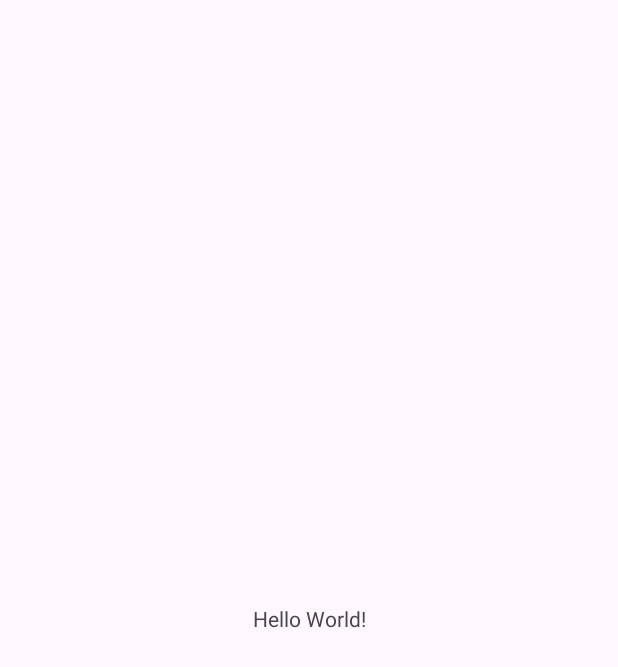
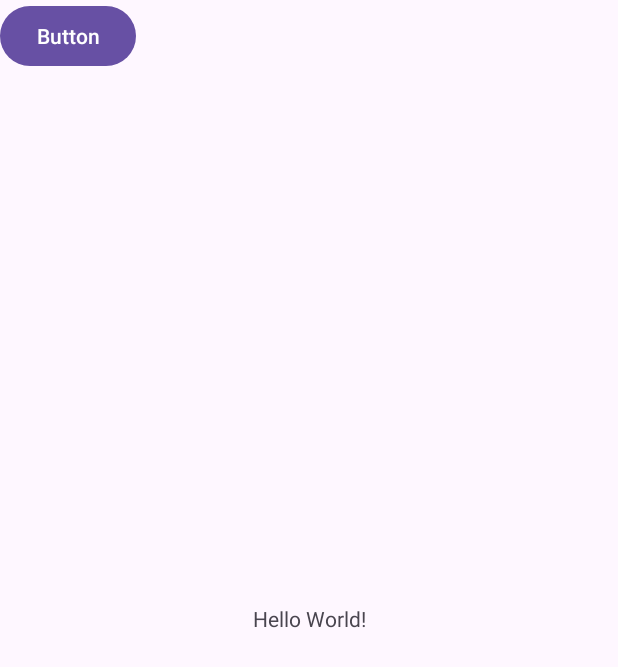
Before and after one commit to luciaburzacca/Mapty, an Android app: the screen it shows after launch (MainActivity), on a phone screen of 412 x 824 dp. Before the commit the part shown is almost empty. Shown: the top 667 px of the screen. Run offline under Robolectric (Android 15) with nearby library versions, the phone set to English and light mode, and no system bars.

Commit message:
commit di prova (aggiunto bottone in activity_main.xml)

```diff
--- a/app/src/main/res/layout/activity_main.xml
+++ b/app/src/main/res/layout/activity_main.xml
@@ -16,4 +16,12 @@
         app:layout_constraintStart_toStartOf="parent"
         app:layout_constraintTop_toTopOf="parent" />
 
+    <Button
+        android:id="@+id/button"
+        android:layout_width="wrap_content"
+        android:layout_height="wrap_content"
+        android:text="Button"
+        tools:layout_editor_absoluteX="162dp"
+        tools:layout_editor_absoluteY="346dp" />
+
 </androidx.constraintlayout.widget.ConstraintLayout>
```
